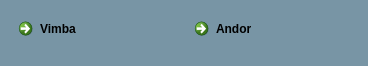
First picture: the form in develop/interfaces/dialog_select_camera.ui, repository Mark-mmv/HelczaViewerMultiProject_v1, before the edit.
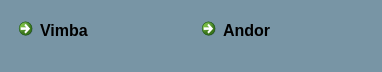
Second picture: the form after the edit. Icons and pictures are not drawn.

The edit to the form file:
```diff
--- a/develop/interfaces/dialog_select_camera.ui
+++ b/develop/interfaces/dialog_select_camera.ui
@@ -6,8 +6,8 @@
    <rect>
     <x>0</x>
     <y>0</y>
-    <width>368</width>
-    <height>66</height>
+    <width>382</width>
+    <height>72</height>
    </rect>
   </property>
   <property name="windowTitle">
@@ -19,6 +19,106 @@
   <layout class="QHBoxLayout" name="horizontalLayout">
    <item>
     <widget class="QCommandLinkButton" name="command_link_button_vimba">
+     <property name="palette">
+      <palette>
+       <active>
+        <colorrole role="Button">
+         <brush brushstyle="SolidPattern">
+          <color alpha="255">
+           <red>120</red>
+           <green>149</green>
+           <blue>165</blue>
+          </color>
+         </brush>
+        </colorrole>
+        <colorrole role="Base">
+         <brush brushstyle="SolidPattern">
+          <color alpha="255">
+           <red>120</red>
+           <green>149</green>
+           <blue>165</blue>
+          </color>
+         </brush>
+        </colorrole>
+        <colorrole role="Window">
+         <brush brushstyle="SolidPattern">
+          <color alpha="255">
+           <red>120</red>
+           <green>149</green>
+           <blue>165</blue>
+          </color>
+         </brush>
+        </colorrole>
+       </active>
+       <inactive>
+        <colorrole role="Button">
+         <brush brushstyle="SolidPattern">
+          <color alpha="255">
+           <red>120</red>
+           <green>149</green>
+           <blue>165</blue>
+          </color>
+         </brush>
+        </colorrole>
+        <colorrole role="Base">
+         <brush brushstyle="SolidPattern">
+          <color alpha="255">
+           <red>120</red>
+           <green>149</green>
+           <blue>165</blue>
+          </color>
+         </brush>
+        </colorrole>
+        <colorrole role="Window">
+         <brush brushstyle="SolidPattern">
+          <color alpha="255">
+           <red>120</red>
+           <green>149</green>
+           <blue>165</blue>
+          </color>
+         </brush>
+        </colorrole>
+       </inactive>
+       <disabled>
+        <colorrole role="Button">
+         <brush brushstyle="SolidPattern">
+          <color alpha="255">
+           <red>120</red>
+           <green>149</green>
+           <blue>165</blue>
+          </color>
+         </brush>
+        </colorrole>
+        <colorrole role="Base">
+         <brush brushstyle="SolidPattern">
+          <color alpha="255">
+           <red>120</red>
+           <green>149</green>
+           <blue>165</blue>
+          </color>
+         </brush>
+        </colorrole>
+        <colorrole role="Window">
+         <brush brushstyle="SolidPattern">
+          <color alpha="255">
+           <red>120</red>
+           <green>149</green>
+           <blue>165</blue>
+          </color>
+         </brush>
+        </colorrole>
+       </disabled>
+      </palette>
+     </property>
+     <property name="font">
+      <font>
+       <family>Segoe UI</family>
+       <pointsize>12</pointsize>
+      </font>
+     </property>
+     <property name="focusPolicy">
+      <enum>Qt::NoFocus</enum>
+     </property>
      <property name="text">
       <string>Vimba</string>
      </property>
@@ -26,6 +126,15 @@
    </item>
    <item>
     <widget class="QCommandLinkButton" name="command_link_button_andor">
+     <property name="font">
+      <font>
+       <family>Segoe UI</family>
+       <pointsize>12</pointsize>
+      </font>
+     </property>
+     <property name="focusPolicy">
+      <enum>Qt::NoFocus</enum>
+     </property>
      <property name="text">
       <string>Andor</string>
      </property>
```
Left out of the diff: 7 changed lines with no effect on the pictures.
